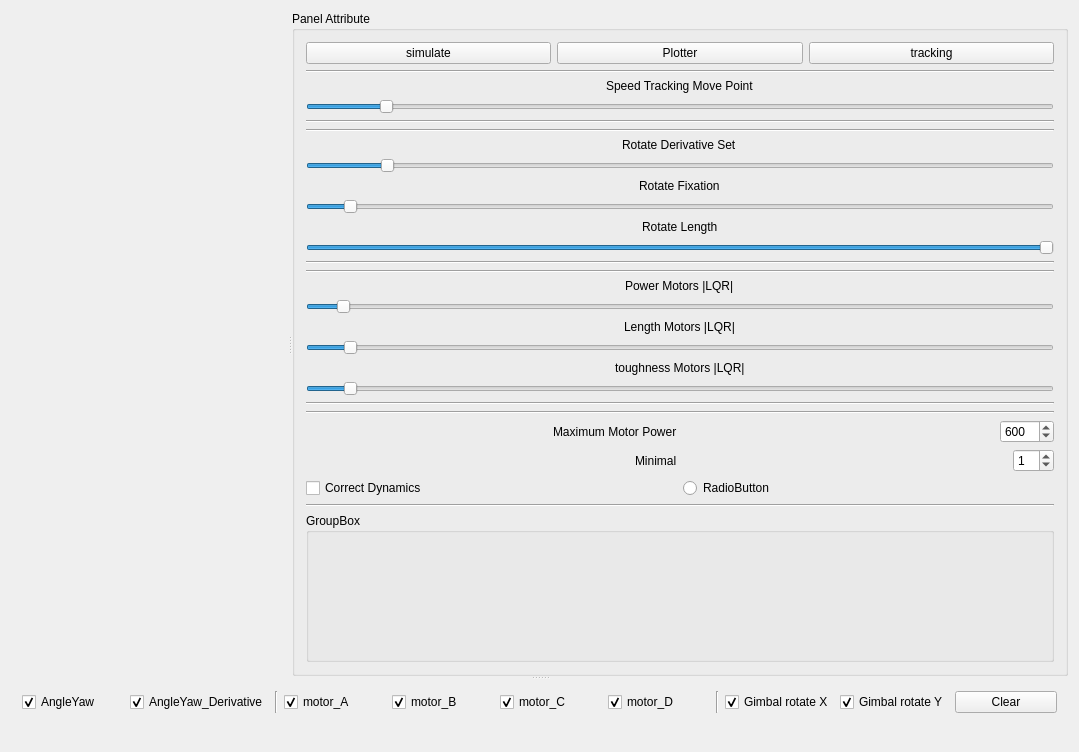
Before: the Qt Designer form src/mainwindow.ui in werasaimon/IEngine_Robotics, drawn with Qt 5.
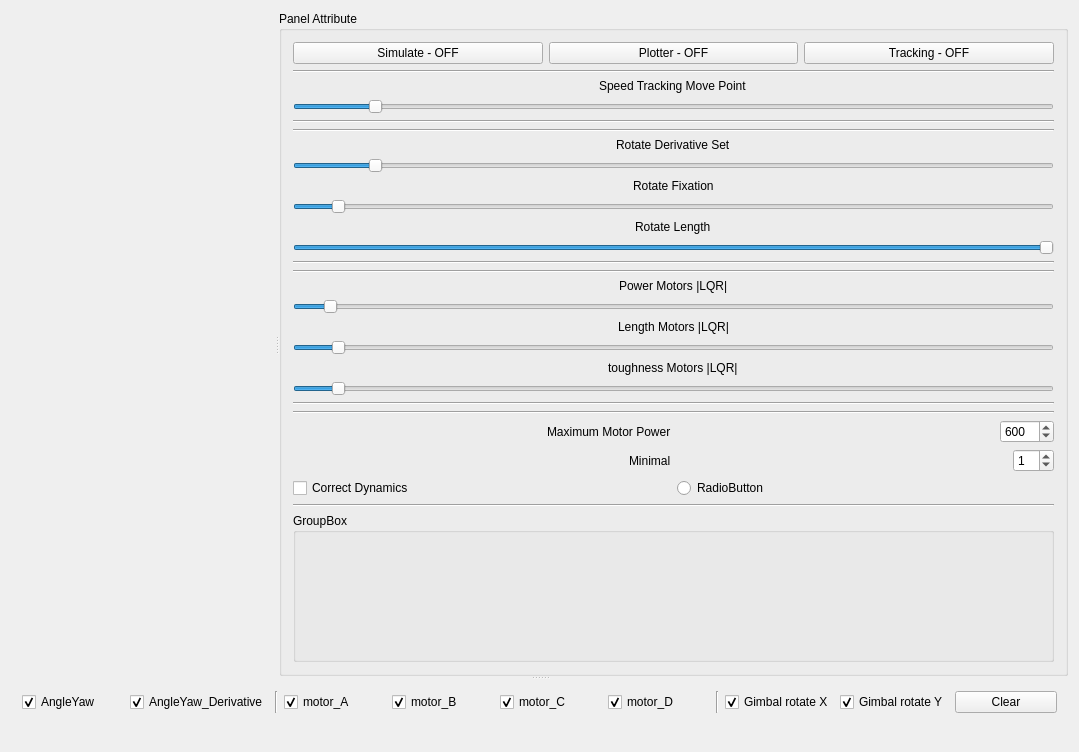
After: the same form once the commit is applied. Custom widgets are drawn as their Qt base class.

```diff
--- a/src/mainwindow.ui
+++ b/src/mainwindow.ui
@@ -37,21 +37,21 @@
              <item alignment="Qt::AlignTop">
               <widget class="QPushButton" name="pushButton_simulate">
                <property name="text">
-                <string>simulate</string>
+                <string>Simulate - OFF</string>
                </property>
               </widget>
              </item>
              <item alignment="Qt::AlignTop">
               <widget class="QPushButton" name="pushButton_Timer">
                <property name="text">
-                <string>Plotter</string>
+                <string>Plotter - OFF</string>
                </property>
               </widget>
              </item>
              <item alignment="Qt::AlignTop">
               <widget class="QPushButton" name="pushButton_LQR">
                <property name="text">
-                <string>tracking</string>
+                <string>Tracking - OFF</string>
                </property>
               </widget>
              </item>
```
